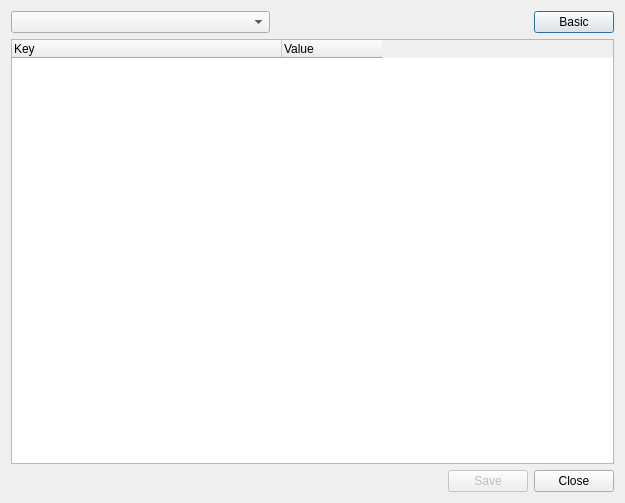
Holt59/mo2-merge, file plugins/tool_configurator/src/pyCfgDialog.ui: the form before one commit.
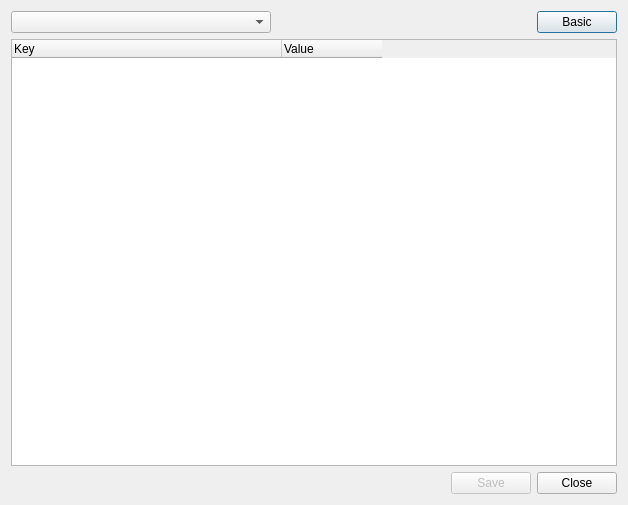
The form after the commit. Icons and pictures are not drawn.

Patch:
```diff
--- a/plugins/tool_configurator/src/pyCfgDialog.ui
+++ b/plugins/tool_configurator/src/pyCfgDialog.ui
@@ -6,8 +6,8 @@
    <rect>
     <x>0</x>
     <y>0</y>
-    <width>625</width>
-    <height>503</height>
+    <width>628</width>
+    <height>505</height>
    </rect>
   </property>
   <property name="windowTitle">
```
